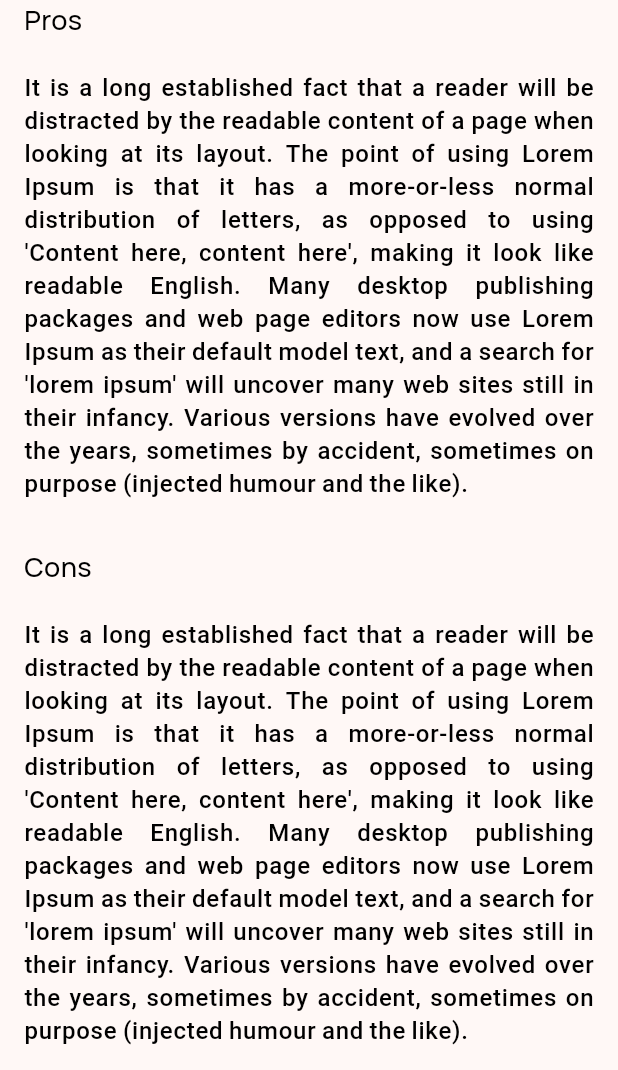
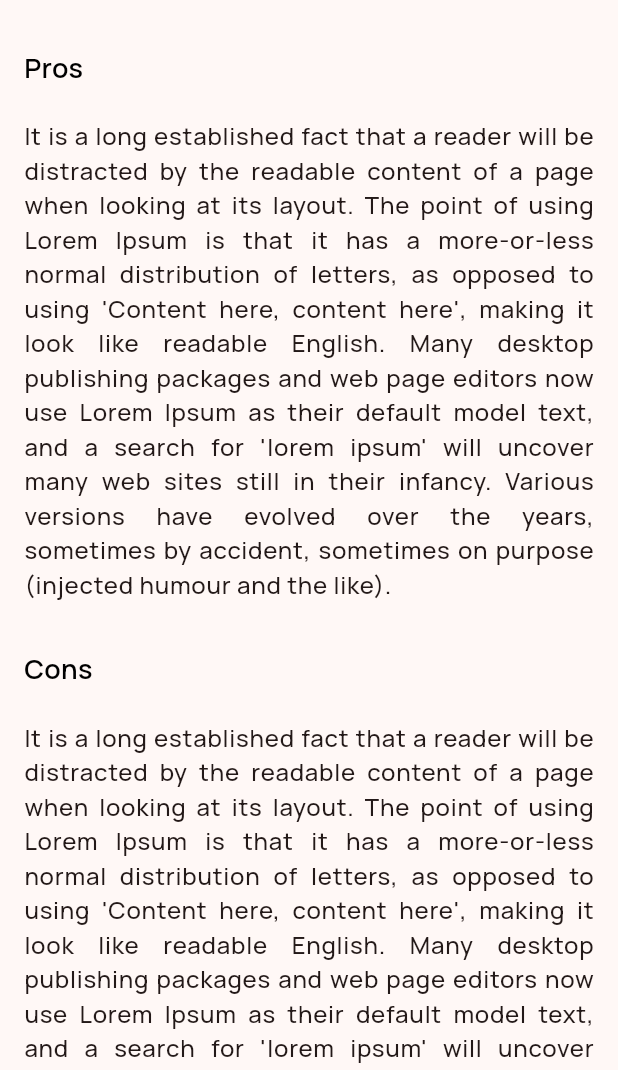
Before and after one commit to datsabahandude/SousVide, a Flutter app: the screen it shows after launch, scrolled down 576 dp, on a phone screen of 412 x 824 dp, the part 166-1236 px from its top. Run offline on Flutter 3.47's test engine with Material 3 defaults, Android fonts, the phone set to English and light mode, and no system bars; our stand-ins replace get, google_fonts, image_picker, lottie, smooth_page_indicator.

Commit message:
homepage card ui #1

```diff
--- a/lib/components/topic_card.dart
+++ b/lib/components/topic_card.dart
@@ -1,11 +1,37 @@
 import 'package:flutter/material.dart';
 
 class TopicCard extends StatelessWidget {
-  const TopicCard({super.key, required this.title, this.image});
-  final String title;
+  const TopicCard({super.key, required this.text, this.image});
+  final String text;
   final String? image;
   @override
   Widget build(BuildContext context) {
+    // return RichText(
+    //     textAlign: TextAlign.justify,
+    //     text: TextSpan(children: <InlineSpan>[
+    //       WidgetSpan(
+    //         child: image != null
+    //             ? Padding(
+    //                 padding: const EdgeInsets.only(bottom: 8, right: 8),
+    //                 child: Container(
+    //                   constraints: const BoxConstraints(maxWidth: 200),
+    //                   child: Image.asset(
+    //                     image!,
+    //                     fit: BoxFit.cover,
+    //                   ),
+    //                 ),
+    //               )
+    //             : Container(),
+    //       ),
+    //       TextSpan(
+    //         text: text,
+    //         style: const TextStyle(
+    //           color: Colors.black,
+    //           fontSize: 16,
+    //           letterSpacing: 0.5,
+    //         ),
+    //       ),
+    //     ]));
     return Wrap(
       direction: Axis.horizontal,
       spacing: 15,
@@ -24,19 +50,13 @@ class TopicCard extends StatelessWidget {
                 ),
               )
             : Container(),
-        DefaultTextStyle(
-          style: const TextStyle(color: Colors.black54),
-          child: Text(
-            title,
-            textAlign: TextAlign.justify,
-            // overflow: TextOverflow.ellipsis,
-            // maxLines: 1,
-            style: const TextStyle(
-              fontWeight: FontWeight.w500,
-              fontSize: 16,
-              letterSpacing: 0.5,
-              color: Colors.black,
-            ),
+        Text(
+          text,
+          textAlign: TextAlign.justify,
+          style: const TextStyle(
+            fontWeight: FontWeight.w500,
+            fontSize: 16,
+            letterSpacing: 0.5,
           ),
         )
       ],
@@ -47,10 +67,10 @@ class TopicCard extends StatelessWidget {
 class TopicCategoryItem extends StatelessWidget {
   const TopicCategoryItem({
     super.key,
-    required this.title,
+    required this.text,
     required this.items,
   });
-  final String title;
+  final String text;
   final List items;
 
   @override
@@ -61,11 +81,11 @@ class TopicCategoryItem extends StatelessWidget {
         Padding(
           padding: const EdgeInsets.symmetric(vertical: 16),
           child: Text(
-            title,
+            text,
             style: const TextStyle(
               fontSize: 18,
               color: Colors.black,
-              fontWeight: FontWeight.w500,
+              fontWeight: FontWeight.w600,
             ),
           ),
         ),
--- a/lib/models/topic.dart
+++ b/lib/models/topic.dart
@@ -1,7 +1,7 @@
 class Topic {
-  final String title;
+  final String text;
   String? image;
-  Topic({required this.title, this.image});
+  Topic({required this.text, this.image});
 }
 
 class TopicCategory {
@@ -15,7 +15,7 @@ final List<TopicCategory> theTopics = [
     category: "What is Sous Vide",
     topics: [
       Topic(
-        title:
+        text:
             'Sous vide is a cooking method where food is vacuum-sealed in a bag and cooked in a precisely controlled water bath at a low temperature for an extended period. This technique ensures even cooking and helps retain moisture and flavors, resulting in tender and flavorful dishes. It\'s often used for meat, fish, vegetables, and eggs, allowing for precise control over the final texture and doneness of the food.',
         image: "assets/images/sousvide.jpg",
       )
@@ -25,7 +25,7 @@ final List<TopicCategory> theTopics = [
   //   category: "Cooking Results",
   //   topics: [
   //     Topic(
-  //       title:
+  //       text:
   //           'Lorem Ipsum is simply dummy text of the printing and typesetting industry. Lorem Ipsum has been the industry\'s standard dummy text ever since the 1500s, when an unknown printer took a galley of type and scrambled it to make a type specimen book. It has survived not only five centuries, but also the leap into electronic typesetting, remaining essentially unchanged. It was popularised in the 1960s with the release of Letraset sheets containing Lorem Ipsum passages, and more recently with desktop publishing software like Aldus PageMaker including versions of Lorem Ipsum.',
   //     )
   //   ],
@@ -34,7 +34,7 @@ final List<TopicCategory> theTopics = [
   //   category: "How To",
   //   topics: [
   //     Topic(
-  //       title:
+  //       text:
   //           'It is a long established fact that a reader will be distracted by the readable content of a page when looking at its layout. The point of using Lorem Ipsum is that it has a more-or-less normal distribution of letters, as opposed to using \'Content here, content here\', making it look like readable English. Many desktop publishing packages and web page editors now use Lorem Ipsum as their default model text, and a search for \'lorem ipsum\' will uncover many web sites still in their infancy. Various versions have evolved over the years, sometimes by accident, sometimes on purpose (injected humour and the like).',
   //     )
   //   ],
@@ -43,7 +43,7 @@ final List<TopicCategory> theTopics = [
   //   category: "Machines",
   //   topics: [
   //     Topic(
-  //       title:
+  //       text:
   //           'It is a long established fact that a reader will be distracted by the readable content of a page when looking at its layout. The point of using Lorem Ipsum is that it has a more-or-less normal distribution of letters, as opposed to using \'Content here, content here\', making it look like readable English. Many desktop publishing packages and web page editors now use Lorem Ipsum as their default model text, and a search for \'lorem ipsum\' will uncover many web sites still in their infancy. Various versions have evolved over the years, sometimes by accident, sometimes on purpose (injected humour and the like).',
   //     )
   //   ],
@@ -52,7 +52,7 @@ final List<TopicCategory> theTopics = [
     category: "Pros",
     topics: [
       Topic(
-        title:
+        text:
             'It is a long established fact that a reader will be distracted by the readable content of a page when looking at its layout. The point of using Lorem Ipsum is that it has a more-or-less normal distribution of letters, as opposed to using \'Content here, content here\', making it look like readable English. Many desktop publishing packages and web page editors now use Lorem Ipsum as their default model text, and a search for \'lorem ipsum\' will uncover many web sites still in their infancy. Various versions have evolved over the years, sometimes by accident, sometimes on purpose (injected humour and the like).',
       )
     ],
@@ -61,7 +61,7 @@ final List<TopicCategory> theTopics = [
     category: "Cons",
     topics: [
       Topic(
-        title:
+        text:
             'It is a long established fact that a reader will be distracted by the readable content of a page when looking at its layout. The point of using Lorem Ipsum is that it has a more-or-less normal distribution of letters, as opposed to using \'Content here, content here\', making it look like readable English. Many desktop publishing packages and web page editors now use Lorem Ipsum as their default model text, and a search for \'lorem ipsum\' will uncover many web sites still in their infancy. Various versions have evolved over the years, sometimes by accident, sometimes on purpose (injected humour and the like).',
       )
     ],
--- a/lib/screens/homepage.dart
+++ b/lib/screens/homepage.dart
@@ -123,14 +123,14 @@ class _HomePageState extends State<HomePage> {
                               List<Topic> items =
                                   theTopics[categoryIndex].topics;
                               return TopicCategoryItem(
-                                title: theTopics[categoryIndex].category,
+                                text: theTopics[categoryIndex].category,
                                 items: List.generate(
                                   items.length,
                                   (index) => Padding(
                                       padding:
                                           const EdgeInsets.only(bottom: 16),
                                       child: TopicCard(
-                                        title: items[index].title,
+                                        text: items[index].text,
                                         image: items[index].image,
                                         // desc: items[index].desc,
                                         // type: items[index].type,
```
Also changed, not shown: pubspec.lock.
